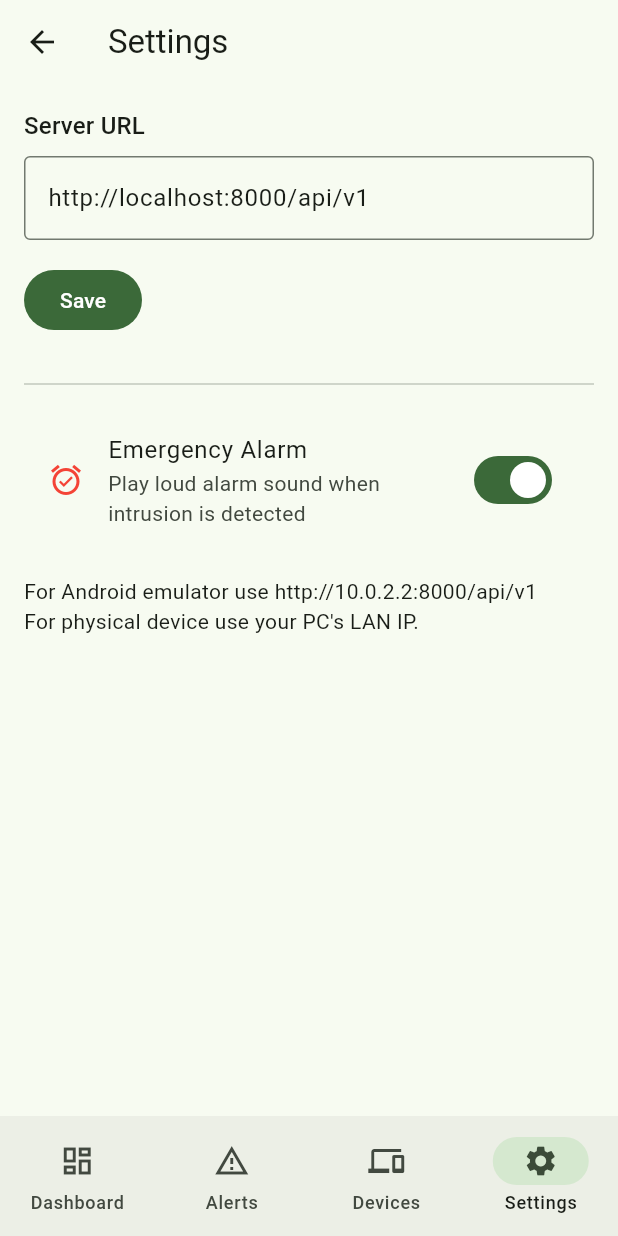
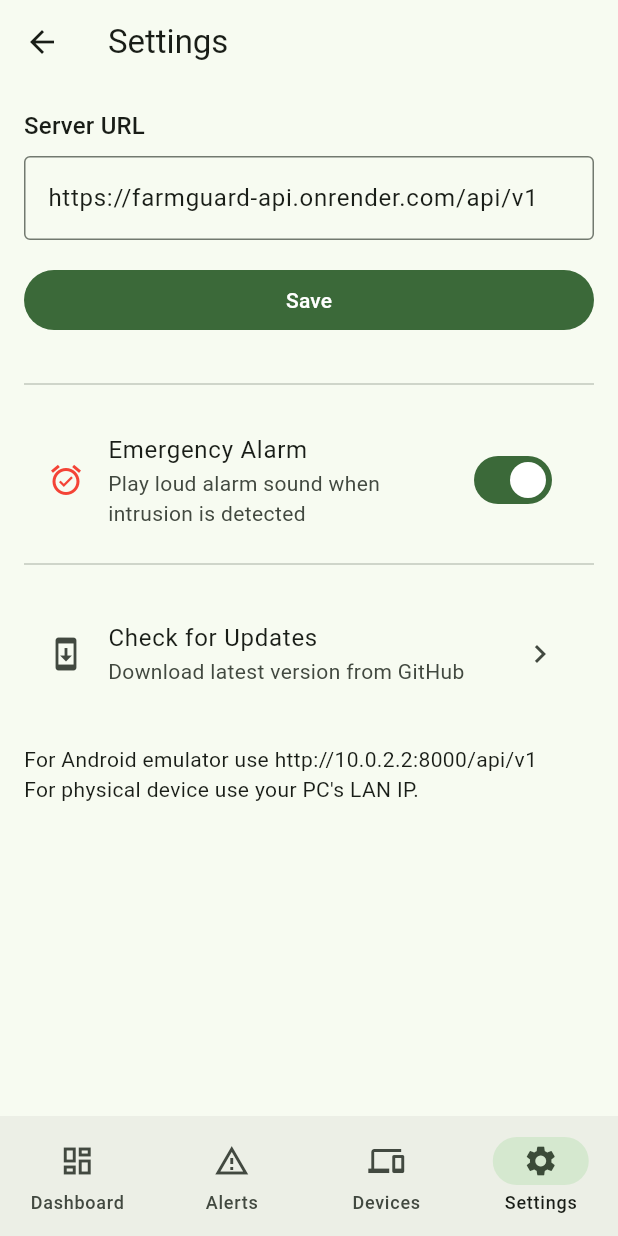
Before and after one commit to ganeshmpatil/anti-theft-smart-system, a Flutter app: the MainShell screen opened directly, item 4 of the bottom bar chosen, on a phone screen of 412 x 824 dp. Run offline on Flutter 3.47's test engine with Material 3 defaults, Android fonts, the phone set to English and light mode, and no system bars; our stand-ins replace audioplayers, dio, firebase_core, firebase_messaging, flutter_local_notifications, image_picker and 3 more; accounts and stored records are empty; network calls fail; statements that could not run were skipped.

Commit message:
Mobile feature to self update the application added
Mobile feature to self update the application added

```diff
--- a/mobile/lib/main.dart
+++ b/mobile/lib/main.dart
@@ -1,8 +1,10 @@
+import 'package:flutter/foundation.dart';
 import 'package:flutter/material.dart';
 import 'package:provider/provider.dart';
 import 'services/api_client.dart';
 import 'services/auth_service.dart';
 import 'services/notification_service.dart';
+import 'services/update_service.dart';
 import 'screens/login_screen.dart';
 import 'screens/dashboard_screen.dart';
 import 'screens/alerts_screen.dart';
@@ -73,6 +75,19 @@ class MainShell extends StatefulWidget {
 class _MainShellState extends State<MainShell> {
   int _currentIndex = 0;
 
+  @override
+  void initState() {
+    super.initState();
+    if (!kIsWeb) _checkForUpdate();
+  }
+
+  Future<void> _checkForUpdate() async {
+    final update = await UpdateService.checkForUpdate();
+    if (update != null && mounted) {
+      showUpdateDialog(context, update);
+    }
+  }
+
   Widget _buildPage(int index) {
     switch (index) {
       case 0:
--- a/mobile/lib/services/api_client.dart
+++ b/mobile/lib/services/api_client.dart
@@ -15,7 +15,7 @@ class ApiException implements Exception {
 typedef LogoutCallback = void Function();
 
 class ApiClient {
-  static String baseUrl = 'http://localhost:8000/api/v1';
+  static String baseUrl = 'https://farmguard-api.onrender.com/api/v1';
   static LogoutCallback? onUnauthorized;
 
   static Future<void> loadBaseUrl() async {
--- /dev/null
+++ b/mobile/lib/services/update_service.dart
@@ -0,0 +1,143 @@
+import 'dart:convert';
+import 'dart:io';
+import 'package:dio/dio.dart';
+import 'package:flutter/foundation.dart';
+import 'package:open_filex/open_filex.dart';
+import 'package:package_info_plus/package_info_plus.dart';
+import 'package:path_provider/path_provider.dart';
+import 'package:http/http.dart' as http;
+
+const _repoOwner = 'ganeshmpatil';
+const _repoName = 'anti-theft-smart-system';
+
+class AppUpdate {
+  final String version;
+  final String downloadUrl;
+  final String releaseNotes;
+
+  AppUpdate({
+    required this.version,
+    required this.downloadUrl,
+    required this.releaseNotes,
+  });
+}
+
+class UpdateService {
+  /// Check GitHub releases for a newer version.
+  /// Returns [AppUpdate] if update available, null otherwise.
+  static Future<AppUpdate?> checkForUpdate() async {
+    if (kIsWeb) return null;
+
+    try {
+      final response = await http.get(Uri.parse(
+        'https://api.github.com/repos/$_repoOwner/$_repoName/releases/latest',
+      ));
+
+      if (response.statusCode != 200) {
+        debugPrint('[UpdateService] GitHub API returned ${response.statusCode}');
+        return null;
+      }
+
+      final data = jsonDecode(response.body) as Map<String, dynamic>;
+      final tagName = data['tag_name'] as String? ?? '';
+      final releaseVersion = tagName.replaceFirst(RegExp(r'^v'), '');
+      final releaseNotes = data['body'] as String? ?? '';
+
+      final info = await PackageInfo.fromPlatform();
+      final currentVersion = info.version;
+
+      if (!_isNewer(releaseVersion, currentVersion)) {
+        debugPrint('[UpdateService] Current $currentVersion is up to date (latest: $releaseVersion)');
+        return null;
+      }
+
+      // Find APK asset in release
+      final assets = data['assets'] as List<dynamic>? ?? [];
+      String? apkUrl;
+      for (final asset in assets) {
+        final name = asset['name'] as String? ?? '';
+        if (name.endsWith('.apk')) {
+          apkUrl = asset['browser_download_url'] as String?;
+          break;
+        }
+      }
+
+      if (apkUrl == null) {
+        debugPrint('[UpdateService] No APK found in release $releaseVersion');
+        return null;
+      }
+
+      debugPrint('[UpdateService] Update available: $currentVersion -> $releaseVersion');
+      return AppUpdate(
+        version: releaseVersion,
+        downloadUrl: apkUrl,
+        releaseNotes: releaseNotes,
+      );
+    } catch (e) {
+      debugPrint('[UpdateService] Check failed: $e');
+      return null;
+    }
+  }
+
+  /// Download APK and trigger installation.
+  /// [onProgress] reports 0.0 to 1.0.
+  static Future<bool> downloadAndInstall(
+    String url, {
+    void Function(double progress)? onProgress,
+  }) async {
+    try {
+      final dir = await getExternalCacheDirectories();
+      final downloadDir = dir?.isNotEmpty == true
+          ? dir!.first
+          : await getTemporaryDirectory();
+      final filePath = '${downloadDir.path}/farmguard_update.apk';
+
+      // Delete old APK if exists
+      final oldFile = File(filePath);
+      if (oldFile.existsSync()) {
+        oldFile.deleteSync();
+      }
+
+      final dio = Dio();
+      await dio.download(
+        url,
+        filePath,
+        onReceiveProgress: (received, total) {
+          if (total > 0) {
+            onProgress?.call(received / total);
+          }
+        },
+      );
+
+      debugPrint('[UpdateService] APK downloaded to $filePath');
+
+      // Trigger install
+      final result = await OpenFilex.open(filePath,
+          type: 'application/vnd.android.package-archive');
+
+      if (result.type != ResultType.done) {
+        debugPrint('[UpdateService] Failed to open APK: ${result.message}');
+        return false;
+      }
+
+      return true;
+    } catch (e) {
+      debugPrint('[UpdateService] Download/install failed: $e');
+      return false;
+    }
+  }
+
+  /// Compare semantic versions. Returns true if [newVersion] > [current].
+  static bool _isNewer(String newVersion, String current) {
+    final newParts = newVersion.split('.').map((e) => int.tryParse(e) ?? 0).toList();
+    final curParts = current.split('.').map((e) => int.tryParse(e) ?? 0).toList();
+
+    for (var i = 0; i < 3; i++) {
+      final n = i < newParts.length ? newParts[i] : 0;
+      final c = i < curParts.length ? curParts[i] : 0;
+      if (n > c) return true;
+      if (n < c) return false;
+    }
+    return false;
+  }
+}
--- a/mobile/pubspec.yaml
+++ b/mobile/pubspec.yaml
@@ -21,6 +21,10 @@ dependencies:
   image_picker: ^1.0.7
   web_socket_channel: ^3.0.1
   audioplayers: ^6.1.0
+  package_info_plus: ^8.1.0
+  path_provider: ^2.1.4
+  dio: ^5.7.0
+  open_filex: ^4.5.0
 
 dev_dependencies:
   flutter_test:
```
Also changed, not shown: mobile/lib/screens/settings_screen.dart (+129 -4 lines), mobile/pubspec.lock, 2 other files.
